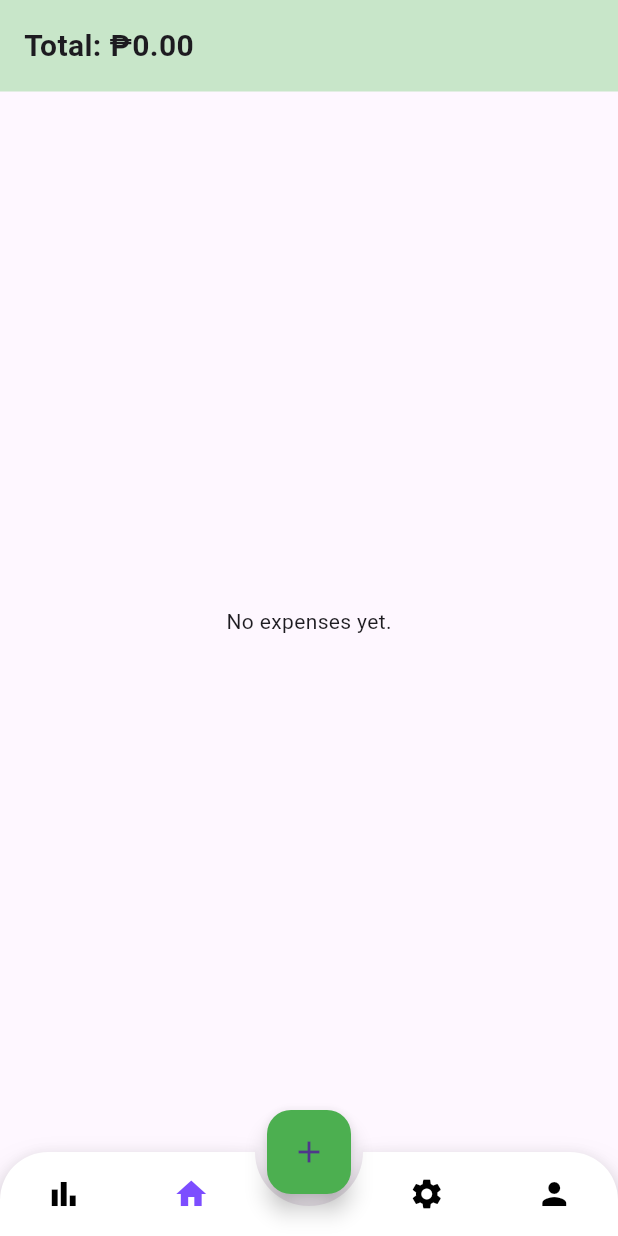
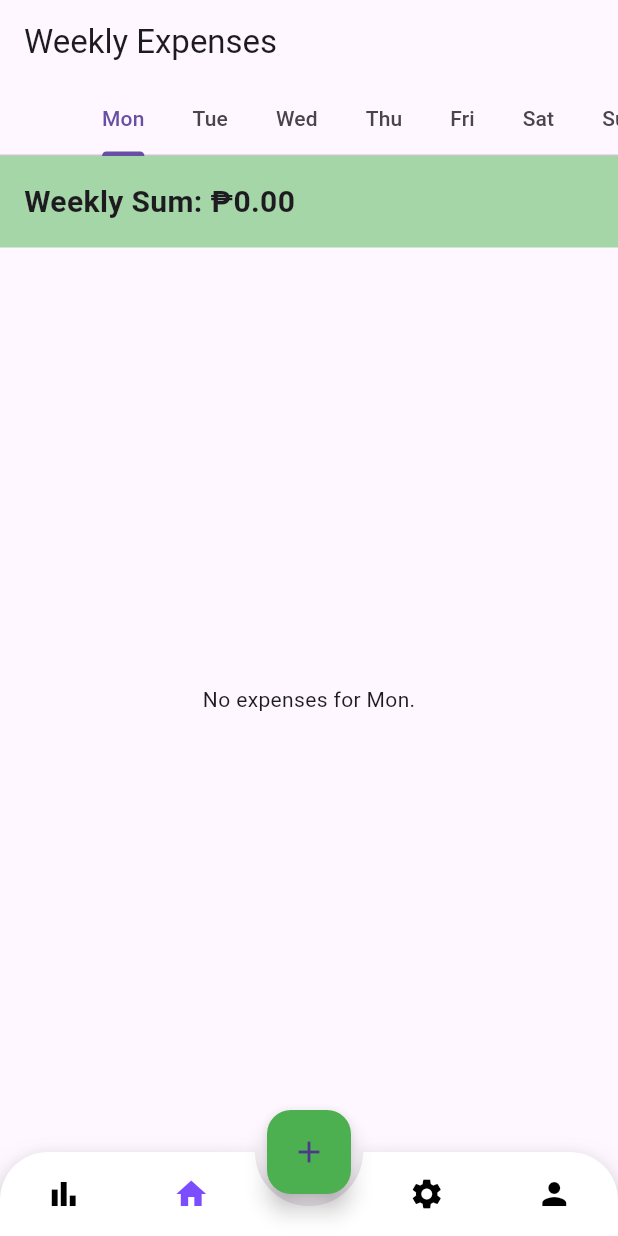
Before and after one commit to Andrea-Laserna/CMSC128_FinTracker, a Flutter app: the screen it shows after launch, on a phone screen of 412 x 824 dp. Run offline on Flutter 3.47's test engine with Material 3 defaults, Android fonts, the phone set to English and light mode, and no system bars; drawn by our look-alikes of animated_bottom_navigation_bar.

```diff
--- a/lib/main.dart
+++ b/lib/main.dart
@@ -44,7 +44,7 @@ class _ExpenseHomePageState extends State<ExpenseHomePage> {
   Widget build(BuildContext context) {
     final pages = <Widget>[
       const SummaryPage(),
-      const HomePage(),
+      HomePage(),
       const CustomizationPage(),
       const ProfilePage(), // dummy
     ];
@@ -53,12 +53,17 @@ class _ExpenseHomePageState extends State<ExpenseHomePage> {
       body: pages[_bottomNavIndex],
       floatingActionButton: FloatingActionButton(
         onPressed: () async {
-          // navigate to AddExpensePage
-          await Navigator.push(
+          final newExpense = await Navigator.push(
             context,
             MaterialPageRoute(builder: (_) => const AddExpensePage()),
           );
-          setState(() => _bottomNavIndex = 1);
+
+          if (newExpense != null) {
+            setState(() {
+              HomePage.expenses.add(newExpense); // rebuild HomePage
+              _bottomNavIndex = 1; // switch to Home tab
+            });
+          }
         },
         child: const Icon(Icons.add),
         backgroundColor: Colors.green,
--- a/lib/pages/add_expense.dart
+++ b/lib/pages/add_expense.dart
@@ -85,14 +85,14 @@ class _AddExpensePageState extends State<AddExpensePage> {
               ElevatedButton(
                 onPressed: () {
                   if (_formKey.currentState!.validate()) {
-                    HomePage.expenses.add(Expense(
+                   final newExpense = Expense(
                       name: name,
                       amount: double.parse(amount),
                       category: category,
                       date: selectedDate,
                       details: details,
-                    ));
-                    Navigator.pop(context);
+                    );
+                    Navigator.pop(context, newExpense);
                   }
                 },
                 child: const Text('Add Expense'),
--- a/lib/pages/homepage.dart
+++ b/lib/pages/homepage.dart
@@ -10,7 +10,23 @@ class HomePage extends StatefulWidget {
   State<HomePage> createState() => _HomePageState();
 }
 
-class _HomePageState extends State<HomePage> {
+class _HomePageState extends State<HomePage> with SingleTickerProviderStateMixin {
+  late TabController _tabController;
+
+  final List<String> days = ["Mon", "Tue", "Wed", "Thu", "Fri", "Sat", "Sun"];
+
+  @override
+  void initState(){
+    super.initState();
+    _tabController = TabController(length: 7, vsync: this);
+  }
+
+  @override
+  void dispose() {
+    _tabController.dispose();
+    super.dispose();
+  }
+
   void _deleteExpense(int index) {
     setState(() {
       HomePage.expenses.removeAt(index);
@@ -137,25 +153,45 @@ class _HomePageState extends State<HomePage> {
     final total = HomePage.expenses.fold(0.0, (sum, e) => sum + e.amount);
 
     return Scaffold(
-      body: Column(
+      appBar: AppBar(
+        title: const Text("Weekly Expenses"),
+        bottom: TabBar(
+          controller: _tabController,
+          isScrollable: true,
+          tabs: days.map((d) => Tab(text: d)).toList(),
+        ),
+      ),
+
+      body: TabBarView(
+        controller: _tabController,
+        children: days.map((day) {
+          // Filter expenses by selected weekday
+          final filtered = HomePage.expenses.where((e) {
+            final weekday = ["Mon", "Tue", "Wed", "Thu", "Fri", "Sat", "Sun"][e.date.weekday - 1];
+            return weekday == day;
+          }).toList();
+
+          return Column(
             children: [
               Container(
                 width: double.infinity,
                 padding: const EdgeInsets.all(16),
-            color: Colors.green.shade100,
+                color: Colors.green.shade200,
                 child: Text(
-              'Total: ₱${total.toStringAsFixed(2)}',
-              style:
-                  const TextStyle(fontSize: 20, fontWeight: FontWeight.bold),
+                  'Weekly Sum: ₱${total.toStringAsFixed(2)}',
+                  style: const TextStyle(fontSize: 20, fontWeight: FontWeight.bold),
                 ),
               ),
+
             Expanded(
-            child: HomePage.expenses.isEmpty
-                ? const Center(child: Text('No expenses yet.'))
+              child: filtered.isEmpty
+                    ? Center(child: Text('No expenses for $day.'))
                     : ListView.builder(
-                    itemCount: HomePage.expenses.length,
+                        itemCount: filtered.length,
                         itemBuilder: (context, index) {
-                      final e = HomePage.expenses[index];
+                          final e = filtered[index];
+                          final realIndex = HomePage.expenses.indexOf(e);
+
                           return ListTile(
                             title: Text(e.name),
                             subtitle: Text(
@@ -168,11 +204,11 @@ class _HomePageState extends State<HomePage> {
                               children: [
                                 IconButton(
                                   icon: const Icon(Icons.edit, color: Colors.blue),
-                              onPressed: () => _openEditExpenseDialog(index),
+                                  onPressed: () => _openEditExpenseDialog(realIndex),
                                 ),
                                 IconButton(
                                   icon: const Icon(Icons.delete, color: Color.fromARGB(255, 94, 23, 18)),
-                              onPressed: () => _deleteExpense(index),
+                                  onPressed: () => _deleteExpense(realIndex),
                                 ),
                               ],
                             ),
@@ -181,6 +217,8 @@ class _HomePageState extends State<HomePage> {
                       ),
               ),
             ],
+          );
+        }).toList(),
       ),
     );
   }
--- a/pubspec.yaml
+++ b/pubspec.yaml
@@ -47,7 +47,7 @@ dev_dependencies:
   # activated in the `analysis_options.yaml` file located at the root of your
   # package. See that file for information about deactivating specific lint
   # rules and activating additional ones.
-  flutter_lints: ^5.0.0
+  flutter_lints: ^6.0.0
 
 # For information on the generic Dart part of this file, see the
 # following page: https://dart.dev/tools/pub/pubspec
```
Also changed, not shown: pubspec.lock. Lines whose indentation alone changed are shown as unchanged.
